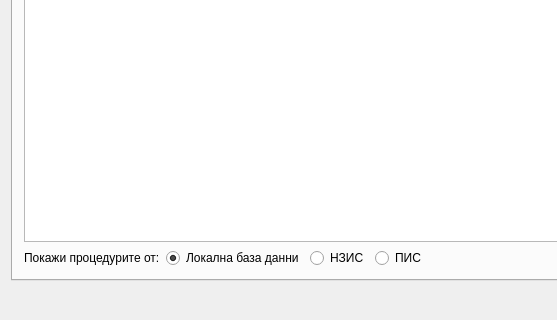
This is src/View/Widgets/DetailedStatus.ui in thefinalcutbg/DinoDent as Qt 5 draws it before an edit; both pictures show x 0 to 557 and y 130 to 450 of the 951 by 450 pixel window. The edited form follows.
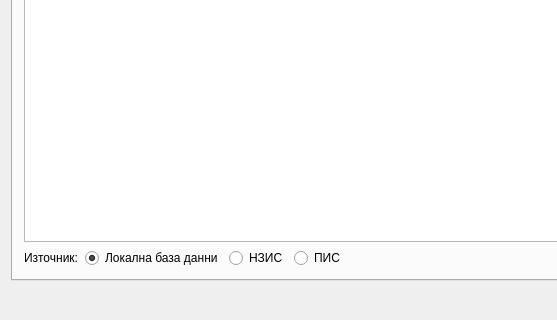
This is the edited form. Custom widgets are drawn as their Qt base class.

The edit to the form file:
```diff
--- a/src/View/Widgets/DetailedStatus.ui
+++ b/src/View/Widgets/DetailedStatus.ui
@@ -48,7 +48,7 @@
          <item>
           <widget class="QLabel" name="label_3">
            <property name="text">
-            <string>Покажи процедурите от:</string>
+            <string>Източник:</string>
            </property>
           </widget>
          </item>
```
